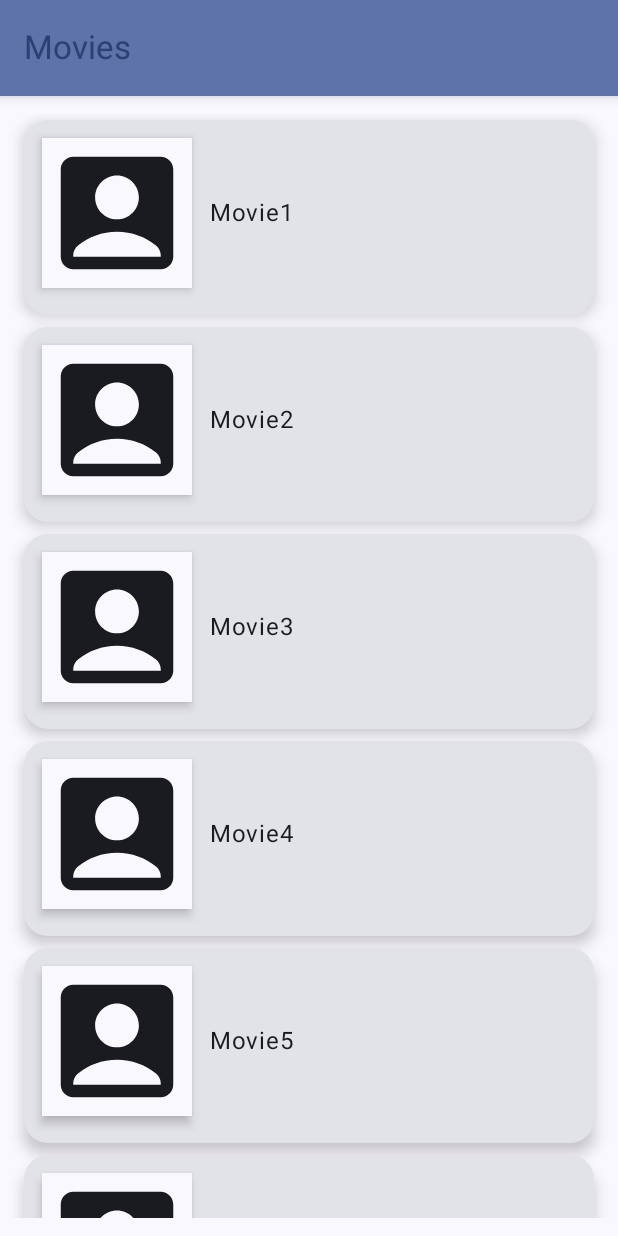
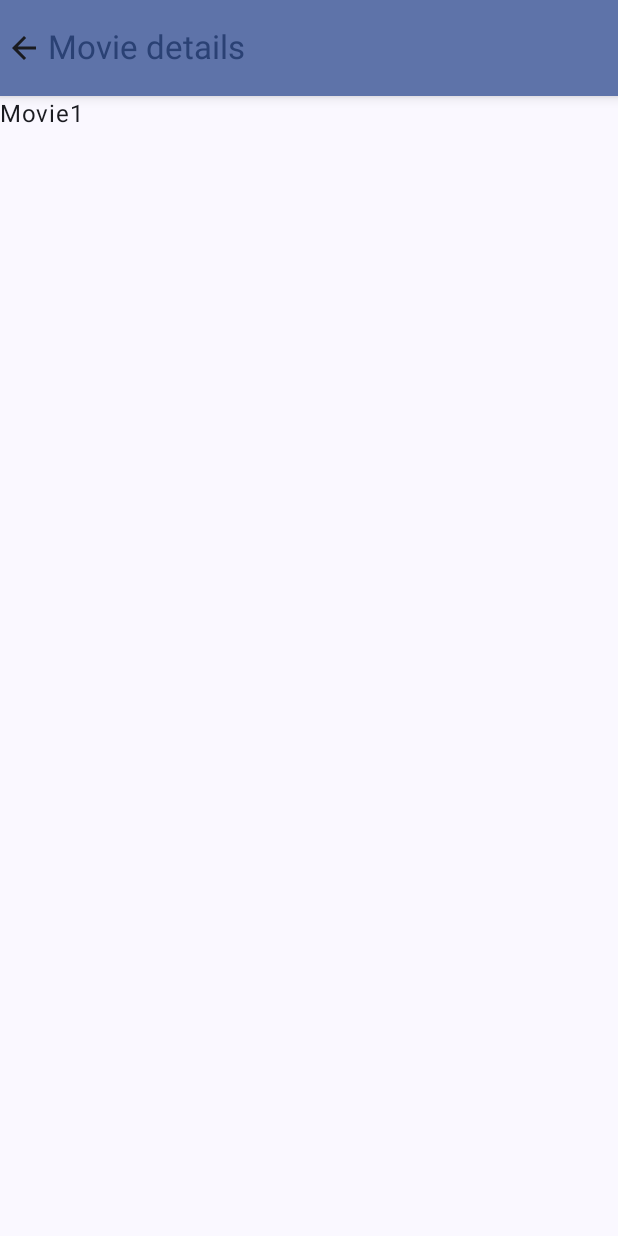
Before and after one commit to VihagaYohan/Sample_Movie_App, an Android app built with Jetpack Compose: the screen it shows after launch (MainActivity), after a tap on "Movie1", on a phone screen of 412 x 824 dp. Run offline under Robolectric (Android 15) with nearby library versions, the phone set to English and light mode, and no system bars.

Commit message:
Added - navigation system

```diff
--- a/app/build.gradle.kts
+++ b/app/build.gradle.kts
@@ -50,6 +50,7 @@ android {
 }
 
 dependencies {
+    val nav_version = "2.7.7"
 
     implementation(libs.androidx.core.ktx)
     implementation(libs.androidx.lifecycle.runtime.ktx)
@@ -66,4 +67,7 @@ dependencies {
     androidTestImplementation(libs.androidx.ui.test.junit4)
     debugImplementation(libs.androidx.ui.tooling)
     debugImplementation(libs.androidx.ui.test.manifest)
+
+    // navigation
+    implementation("androidx.navigation:navigation-compose:$nav_version")
 }
--- a/app/src/main/java/com/techtribeservices/movieapp/MainActivity.kt
+++ b/app/src/main/java/com/techtribeservices/movieapp/MainActivity.kt
@@ -39,6 +39,8 @@ import androidx.compose.ui.draw.shadow
 import androidx.compose.ui.graphics.RectangleShape
 import androidx.compose.ui.tooling.preview.Preview
 import androidx.compose.ui.unit.dp
+import com.techtribeservices.movieapp.navigation.MovieNavigation
+import com.techtribeservices.movieapp.screens.home.MainContent
 import com.techtribeservices.movieapp.ui.theme.MovieAppTheme
 
 class MainActivity : ComponentActivity() {
@@ -64,75 +66,7 @@ class MainActivity : ComponentActivity() {
 fun MyApp() {
     MovieAppTheme {
         // content()
-        Scaffold(
-            topBar = {
-                TopAppBar(
-                    modifier = Modifier
-                        .shadow(elevation = 5.dp),
-                    colors = TopAppBarDefaults.topAppBarColors(
-                        containerColor = MaterialTheme.colorScheme.primaryContainer,
-                        titleContentColor = MaterialTheme.colorScheme.primary,
-                    ),
-                    title = {
-                        Text(text = "Movies")
-                    }
-                )
-            }
-        ) { innerPadding ->
-            Column(modifier = Modifier.padding(innerPadding)) {
-                MainContent()
-            }
-        }
-    }
-}
-
-@Composable
-fun MainContent(
-    modifier: Modifier = Modifier) {
-    var movieList : List<String> = listOf("Movie1", "Movie2", "Movie3", "Movie4", "Movie5", "Movie6")
-    Column(modifier = Modifier
-        .padding(12.dp)) {
-        LazyColumn {
-            items(items = movieList, itemContent = { movieItem ->
-                MovieRow(
-                    movie = movieItem) { it ->
-                    Log.d("TAG", "MainContent: $it")
-                }
-            })
-        }
-    }
-}
-
-@Composable
-fun MovieRow(movie: String, onItemClick: (String) -> Unit = {}) {
-    Card(
-        modifier = Modifier
-            .padding(4.dp)
-            .fillMaxWidth()
-            .height(130.dp)
-            .clickable {
-                onItemClick(movie)
-            },
-        shape = RoundedCornerShape(corner = CornerSize(16.dp)),
-        elevation = CardDefaults.cardElevation(
-            defaultElevation = 6.dp
-        )
-    ) {
-        Row(
-            verticalAlignment = Alignment.CenterVertically,
-            horizontalArrangement = Arrangement.Start
-        ) {
-            Surface(modifier = Modifier
-                .padding(12.dp)
-                .size(100.dp),
-                shape = RectangleShape,
-                shadowElevation = 4.dp) {
-                Icon(
-                    imageVector = Icons.Default.AccountBox,
-                    contentDescription = "movie image")
-            }
-            Text(text = movie)
-        }
+        MovieNavigation()
     }
 }
 
@@ -140,6 +74,7 @@ fun MovieRow(movie: String, onItemClick: (String) -> Unit = {}) {
 @Composable
 fun GreetingPreview() {
     MovieAppTheme {
-        MainContent()
+        //MainContent()
+        MovieNavigation()
     }
 }
--- /dev/null
+++ b/app/src/main/java/com/techtribeservices/movieapp/navigation/MovieNavigation.kt
@@ -0,0 +1,35 @@
+package com.techtribeservices.movieapp.navigation
+
+import androidx.compose.runtime.Composable
+import androidx.navigation.NavType
+import androidx.navigation.compose.NavHost
+import androidx.navigation.compose.composable
+import androidx.navigation.compose.rememberNavController
+import androidx.navigation.navArgument
+import com.techtribeservices.movieapp.screens.details.DetailsScreen
+import com.techtribeservices.movieapp.screens.home.HomeScreen
+
+// nav controller
+@Composable
+fun MovieNavigation() {
+    val navController = rememberNavController()
+    NavHost(
+        navController = navController,
+        startDestination = MovieScreens.HomeScreen.name) {
+        // build nav graph
+        composable(route = MovieScreens.HomeScreen.name) {
+            // here we pass where this should lead us to
+            HomeScreen(navController = navController)
+        }
+
+        // www.google.com/details-screen/id=34
+        composable(route = MovieScreens.DetailsScreen.name+"/{movie}",
+            arguments = listOf(navArgument(name="movie"){type = NavType.StringType})
+        ) {
+            backStackEntry ->
+            DetailsScreen(
+                navController = navController,
+                backStackEntry.arguments?.getString("movie"))
+        }
+    }
+}
--- /dev/null
+++ b/app/src/main/java/com/techtribeservices/movieapp/navigation/MovieScreens.kt
@@ -0,0 +1,15 @@
+package com.techtribeservices.movieapp.navigation
+
+enum class MovieScreens {
+    HomeScreen,
+    DetailsScreen;
+    companion object {
+        fun fromRoute(route: String?): MovieScreens
+         = when(route?.substringBefore("/")) {
+             HomeScreen.name -> HomeScreen
+            DetailsScreen.name -> DetailsScreen
+            null -> HomeScreen
+            else -> throw IllegalArgumentException("Route $route is not recognized")
+         }
+    }
+}
--- /dev/null
+++ b/app/src/main/java/com/techtribeservices/movieapp/screens/details/DetailsScreen.kt
@@ -0,0 +1,68 @@
+package com.techtribeservices.movieapp.screens.details
+
+import androidx.compose.foundation.clickable
+import androidx.compose.foundation.layout.Arrangement
+import androidx.compose.foundation.layout.Column
+import androidx.compose.foundation.layout.Row
+import androidx.compose.foundation.layout.Spacer
+import androidx.compose.foundation.layout.fillMaxSize
+import androidx.compose.foundation.layout.fillMaxWidth
+import androidx.compose.foundation.layout.height
+import androidx.compose.foundation.layout.padding
+import androidx.compose.material.icons.Icons
+import androidx.compose.material.icons.filled.ArrowBack
+import androidx.compose.material3.Button
+import androidx.compose.material3.ExperimentalMaterial3Api
+import androidx.compose.material3.Icon
+import androidx.compose.material3.MaterialTheme
+import androidx.compose.material3.Scaffold
+import androidx.compose.material3.Surface
+import androidx.compose.material3.Text
+import androidx.compose.material3.TopAppBar
+import androidx.compose.material3.TopAppBarDefaults
+import androidx.compose.runtime.Composable
+import androidx.compose.ui.Alignment
+import androidx.compose.ui.Modifier
+import androidx.compose.ui.draw.clip
+import androidx.compose.ui.draw.shadow
+import androidx.compose.ui.unit.dp
+import androidx.navigation.NavController
+
+@OptIn(ExperimentalMaterial3Api::class)
+@Composable
+fun DetailsScreen(
+    navController: NavController,
+    movieData: String?
+) {
+    Scaffold(
+        topBar = {
+            TopAppBar(
+                modifier = Modifier
+                    .shadow(elevation = 5.dp),
+                colors = TopAppBarDefaults.topAppBarColors(
+                    containerColor = MaterialTheme.colorScheme.primaryContainer,
+                    titleContentColor = MaterialTheme.colorScheme.primary,
+                ),
+                title = {
+                    Text(text = "Movie details")
+                },
+                navigationIcon = {
+                    Icon(
+                        imageVector = Icons.Default.ArrowBack,
+                        contentDescription = "back",
+                        modifier = Modifier
+                            .clickable {
+                                navController.popBackStack()
+                            })
+                }
+            )
+        }
+    ) { innerPadding ->
+        Column(
+            modifier = Modifier
+                .padding(innerPadding)
+        ) {
+            Text(text = movieData.toString())
+        }
+    }
+}
--- /dev/null
+++ b/app/src/main/java/com/techtribeservices/movieapp/screens/home/HomeScreen.kt
@@ -0,0 +1,111 @@
+package com.techtribeservices.movieapp.screens.home
+
+import android.util.Log
+import androidx.compose.foundation.clickable
+import androidx.compose.foundation.layout.Arrangement
+import androidx.compose.foundation.layout.Column
+import androidx.compose.foundation.layout.Row
+import androidx.compose.foundation.layout.fillMaxWidth
+import androidx.compose.foundation.layout.height
+import androidx.compose.foundation.layout.padding
+import androidx.compose.foundation.layout.size
+import androidx.compose.foundation.lazy.LazyColumn
+import androidx.compose.foundation.lazy.items
+import androidx.compose.foundation.shape.CornerSize
+import androidx.compose.foundation.shape.RoundedCornerShape
+import androidx.compose.material.icons.Icons
+import androidx.compose.material.icons.filled.AccountBox
+import androidx.compose.material3.Card
+import androidx.compose.material3.CardDefaults
+import androidx.compose.material3.ExperimentalMaterial3Api
+import androidx.compose.material3.Icon
+import androidx.compose.material3.MaterialTheme
+import androidx.compose.material3.Scaffold
+import androidx.compose.material3.Surface
+import androidx.compose.material3.Text
+import androidx.compose.material3.TopAppBar
+import androidx.compose.material3.TopAppBarDefaults
+import androidx.compose.runtime.Composable
+import androidx.compose.ui.Alignment
+import androidx.compose.ui.Modifier
+import androidx.compose.ui.draw.shadow
+import androidx.compose.ui.graphics.RectangleShape
+import androidx.compose.ui.unit.dp
+import androidx.navigation.NavController
+import com.techtribeservices.movieapp.navigation.MovieScreens
+
+@OptIn(ExperimentalMaterial3Api::class)
+@Composable
+fun HomeScreen(navController: NavController) {
+    Scaffold(
+        topBar = {
+            TopAppBar(
+                modifier = Modifier
+                    .shadow(elevation = 5.dp),
+                colors = TopAppBarDefaults.topAppBarColors(
+                    containerColor = MaterialTheme.colorScheme.primaryContainer,
+                    titleContentColor = MaterialTheme.colorScheme.primary,
+                ),
+                title = {
+                    Text(text = "Movies")
+                }
+            )
+        }
+    ) { innerPadding ->
+        Column(modifier = Modifier.padding(innerPadding)) {
+            MainContent(navController = navController)
+        }
+    }
+}
+
+@Composable
+fun MainContent(
+    navController: NavController,
+    modifier: Modifier = Modifier) {
+    var movieList : List<String> = listOf("Movie1", "Movie2", "Movie3", "Movie4", "Movie5", "Movie6")
+    Column(modifier = Modifier
+        .padding(12.dp)) {
+        LazyColumn {
+            items(items = movieList, itemContent = { movieItem ->
+                MovieRow(
+                    movie = movieItem) { movie ->
+                    Log.d("TAG", "MainContent: $movie")
+                    navController.navigate(route = MovieScreens.DetailsScreen.name+"/$movie")
+                }
+            })
+        }
+    }
+}
+
+@Composable
+fun MovieRow(movie: String, onItemClick: (String) -> Unit = {}) {
+    Card(
+        modifier = Modifier
+            .padding(4.dp)
+            .fillMaxWidth()
+            .height(130.dp)
+            .clickable {
+                onItemClick(movie)
+            },
+        shape = RoundedCornerShape(corner = CornerSize(16.dp)),
+        elevation = CardDefaults.cardElevation(
+            defaultElevation = 6.dp
+        )
+    ) {
+        Row(
+            verticalAlignment = Alignment.CenterVertically,
+            horizontalArrangement = Arrangement.Start
+        ) {
+            Surface(modifier = Modifier
+                .padding(12.dp)
+                .size(100.dp),
+                shape = RectangleShape,
+                shadowElevation = 4.dp) {
+                Icon(
+                    imageVector = Icons.Default.AccountBox,
+                    contentDescription = "movie image")
+            }
+            Text(text = movie)
+        }
+    }
+}
```
